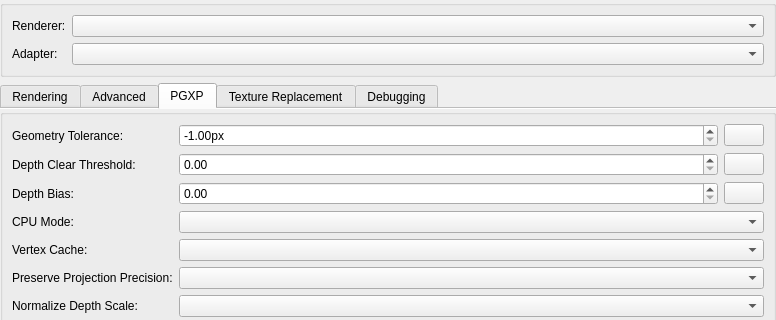
Old version of the form src/duckstation-qt/graphicssettingswidget.ui in the repository stenzek/duckstation; both pictures show x 0 to 776 and y 0 to 320 of the 776 by 616 pixel window.
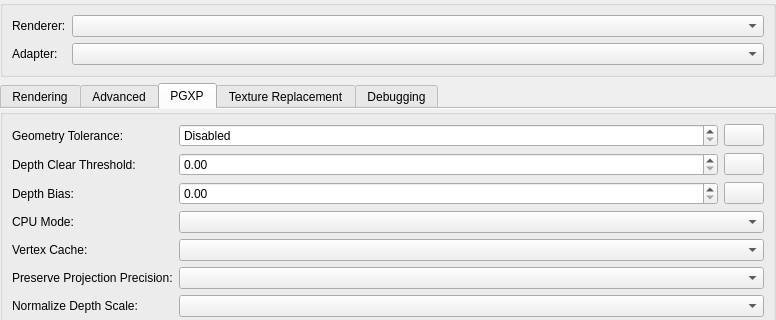
New version of the form. The open tabs and pages were chosen to show the change. Icons and pictures are not drawn.

Commit message: Qt: Add specialValueText for PGXP geometry tolerance

```diff
--- a/src/duckstation-qt/graphicssettingswidget.ui
+++ b/src/duckstation-qt/graphicssettingswidget.ui
@@ -719,6 +719,9 @@
            <layout class="QHBoxLayout" name="pgxpGeometryToleranceLayout" stretch="1,0">
             <item>
              <widget class="QDoubleSpinBox" name="pgxpGeometryTolerance">
+              <property name="specialValueText">
+               <string>Disabled</string>
+              </property>
               <property name="prefix">
                <string/>
               </property>
```
The commit also changes 1 other file.
